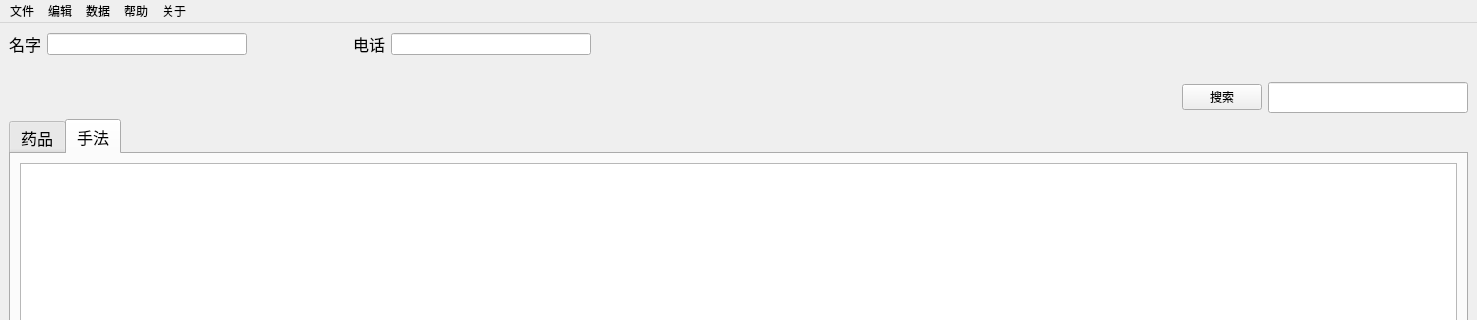
The window that Qtdesigners/主界面.ui (zhihao2020/ShopSystem) describes before a commit, drawn with Qt 5; both pictures show x 0 to 1477 and y 0 to 320 of the 1477 by 703 pixel window.
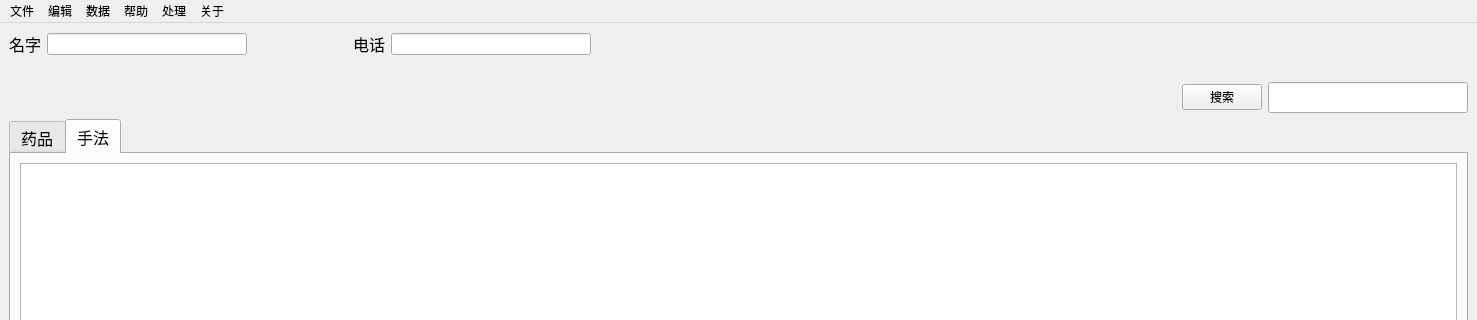
The same window after the commit. Icons and pictures are not drawn.

```diff
--- a/Qtdesigners/主界面.ui
+++ b/Qtdesigners/主界面.ui
@@ -440,10 +440,17 @@
     <addaction name="action_9"/>
     <addaction name="action_10"/>
    </widget>
+   <widget class="QMenu" name="menu_6">
+    <property name="title">
+     <string>处理</string>
+    </property>
+    <addaction name="action_12"/>
+   </widget>
    <addaction name="menu"/>
    <addaction name="menu_2"/>
    <addaction name="menu_3"/>
    <addaction name="menu_5"/>
+   <addaction name="menu_6"/>
    <addaction name="menu_4"/>
   </widget>
   <widget class="QStatusBar" name="statusbar"/>
```
Left out of the diff: 23 changed lines with no effect on the pictures.
